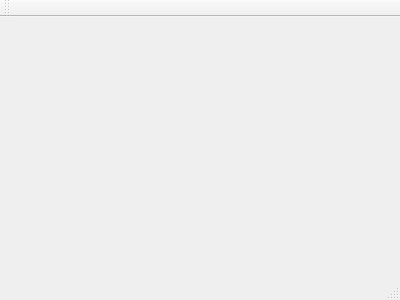
First picture: the form in ui/mainwindow.ui, repository TwiceCast/TwiceCast-Client, before the edit.
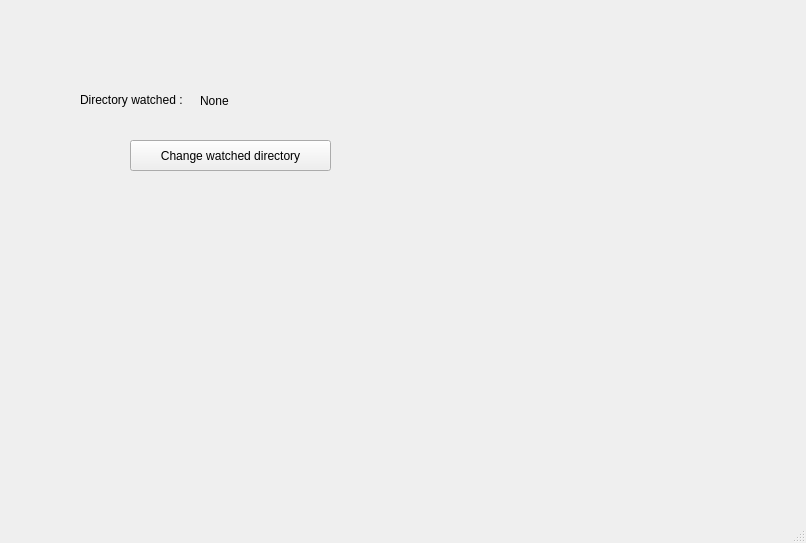
Second picture: the form after the edit.

Commit message:
Add Connection window / Add Main Window
Connection waiting for API
Main Window trying FileWatcher

```diff
--- a/ui/mainwindow.ui
+++ b/ui/mainwindow.ui
@@ -1,24 +1,71 @@
 <ui version="4.0">
  <class>MainWindow</class>
- <widget class="QMainWindow" name="MainWindow" >
-  <property name="geometry" >
+ <widget class="QMainWindow" name="MainWindow">
+  <property name="geometry">
    <rect>
     <x>0</x>
     <y>0</y>
-    <width>400</width>
-    <height>300</height>
+    <width>806</width>
+    <height>543</height>
    </rect>
   </property>
   <property name="windowTitle" >
    <string>MainWindow</string>
   </property>
-  <widget class="QMenuBar" name="menuBar" />
-  <widget class="QToolBar" name="mainToolBar" />
-  <widget class="QWidget" name="centralWidget" />
-  <widget class="QStatusBar" name="statusBar" />
+  <widget class="QWidget" name="centralWidget">
+   <widget class="QLabel" name="watchedDirectory">
+    <property name="geometry">
+     <rect>
+      <x>200</x>
+      <y>90</y>
+      <width>561</width>
+      <height>21</height>
+     </rect>
+    </property>
+    <property name="text">
+     <string>None</string>
+    </property>
+   </widget>
+   <widget class="QLabel" name="textWatchedDirectory">
+    <property name="geometry">
+     <rect>
+      <x>80</x>
+      <y>90</y>
+      <width>121</width>
+      <height>20</height>
+     </rect>
+    </property>
+    <property name="text">
+     <string>Directory watched :</string>
+    </property>
+   </widget>
+   <widget class="QPushButton" name="buttonChangeWatchedDirectory">
+    <property name="geometry">
+     <rect>
+      <x>130</x>
+      <y>140</y>
+      <width>201</width>
+      <height>31</height>
+     </rect>
+    </property>
+    <property name="text">
+     <string>Change watched directory</string>
+    </property>
+   </widget>
+  </widget>
+  <widget class="QMenuBar" name="menuBar">
+   <property name="geometry">
+    <rect>
+     <x>0</x>
+     <y>0</y>
+     <width>806</width>
+     <height>25</height>
+    </rect>
+   </property>
+  </widget>
+  <widget class="QStatusBar" name="statusBar"/>
  </widget>
- <layoutDefault spacing="6" margin="11" />
- <pixmapfunction></pixmapfunction>
+ <layoutdefault spacing="6" margin="11"/>
  <resources/>
  <connections/>
 </ui>
```
Left out of the diff: 3 changed lines with no effect on the pictures. The commit also changes 9 other files.
